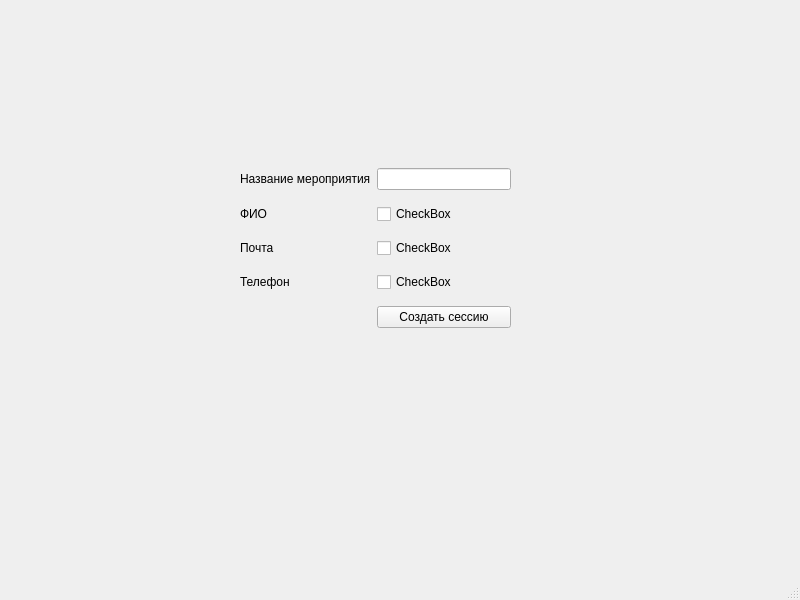
TheCoolestMango/ContactGot, file mainwindow.ui: the form before one commit.
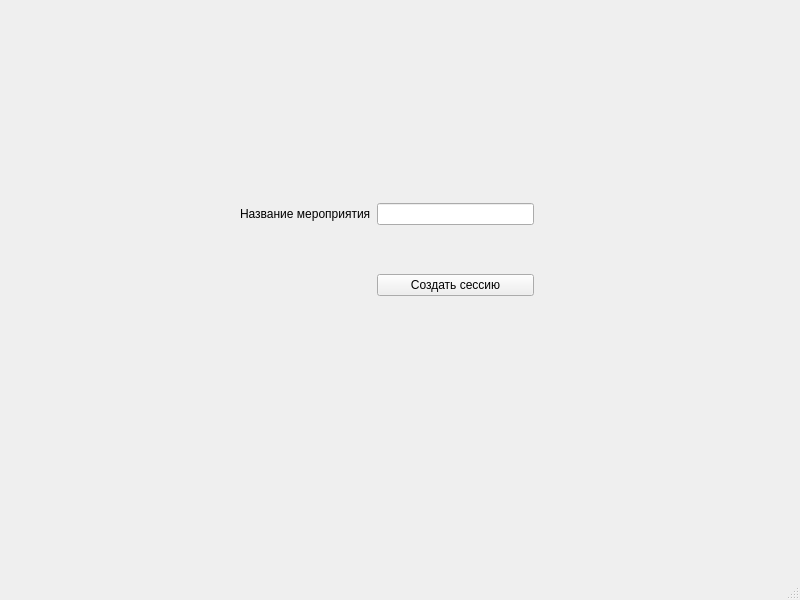
The form after the commit.

Diff of the .ui file:
```diff
--- a/mainwindow.ui
+++ b/mainwindow.ui
@@ -19,56 +19,11 @@
      <rect>
       <x>240</x>
       <y>160</y>
-      <width>271</width>
+      <width>294</width>
       <height>181</height>
      </rect>
     </property>
     <layout class="QGridLayout" name="gridLayout">
-     <item row="2" column="1">
-      <widget class="QCheckBox" name="email_box">
-       <property name="text">
-        <string>CheckBox</string>
-       </property>
-      </widget>
-     </item>
-     <item row="0" column="1">
-      <widget class="QLineEdit" name="event_name"/>
-     </item>
-     <item row="1" column="0">
-      <widget class="QLabel" name="label_2">
-       <property name="text">
-        <string>ФИО</string>
-       </property>
-      </widget>
-     </item>
-     <item row="3" column="0">
-      <widget class="QLabel" name="label_4">
-       <property name="text">
-        <string>Телефон</string>
-       </property>
-      </widget>
-     </item>
-     <item row="3" column="1">
-      <widget class="QCheckBox" name="phone_box">
-       <property name="text">
-        <string>CheckBox</string>
-       </property>
-      </widget>
-     </item>
-     <item row="1" column="1">
-      <widget class="QCheckBox" name="fio_box">
-       <property name="text">
-        <string>CheckBox</string>
-       </property>
-      </widget>
-     </item>
-     <item row="2" column="0">
-      <widget class="QLabel" name="label_3">
-       <property name="text">
-        <string>Почта</string>
-       </property>
-      </widget>
-     </item>
      <item row="0" column="0">
       <widget class="QLabel" name="label">
        <property name="text">
@@ -76,7 +31,10 @@
        </property>
       </widget>
      </item>
-     <item row="4" column="1">
+     <item row="0" column="1">
+      <widget class="QLineEdit" name="event_name"/>
+     </item>
+     <item row="1" column="1">
       <widget class="QPushButton" name="create_session_button">
        <property name="text">
         <string>Создать сессию</string>
```
